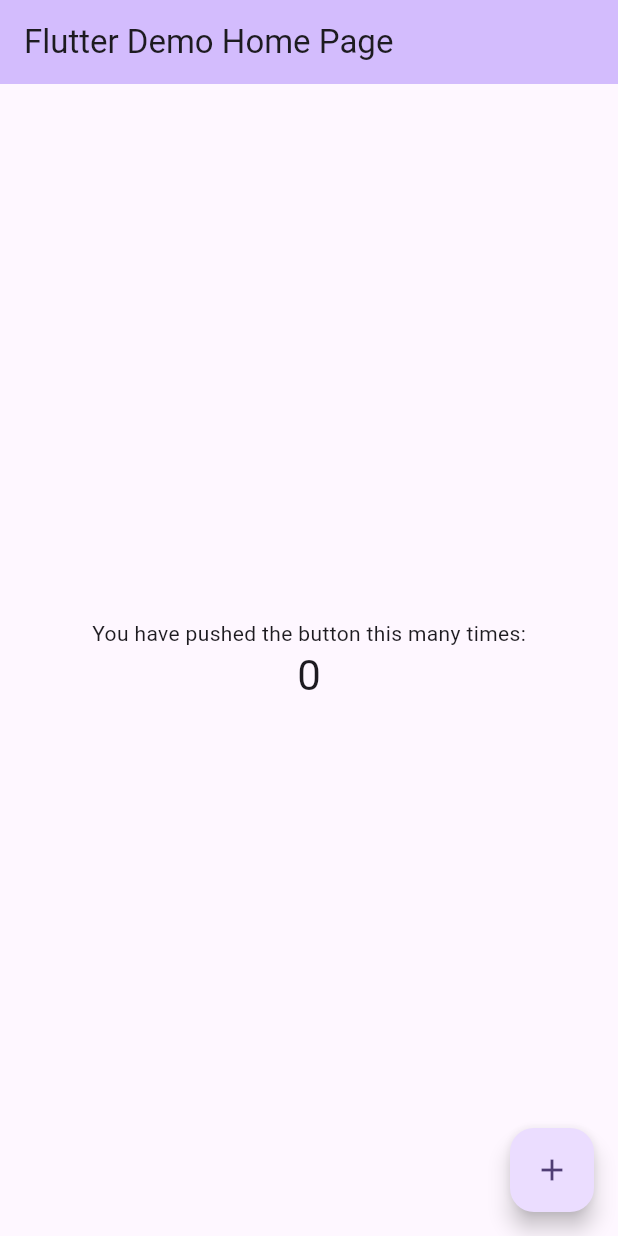
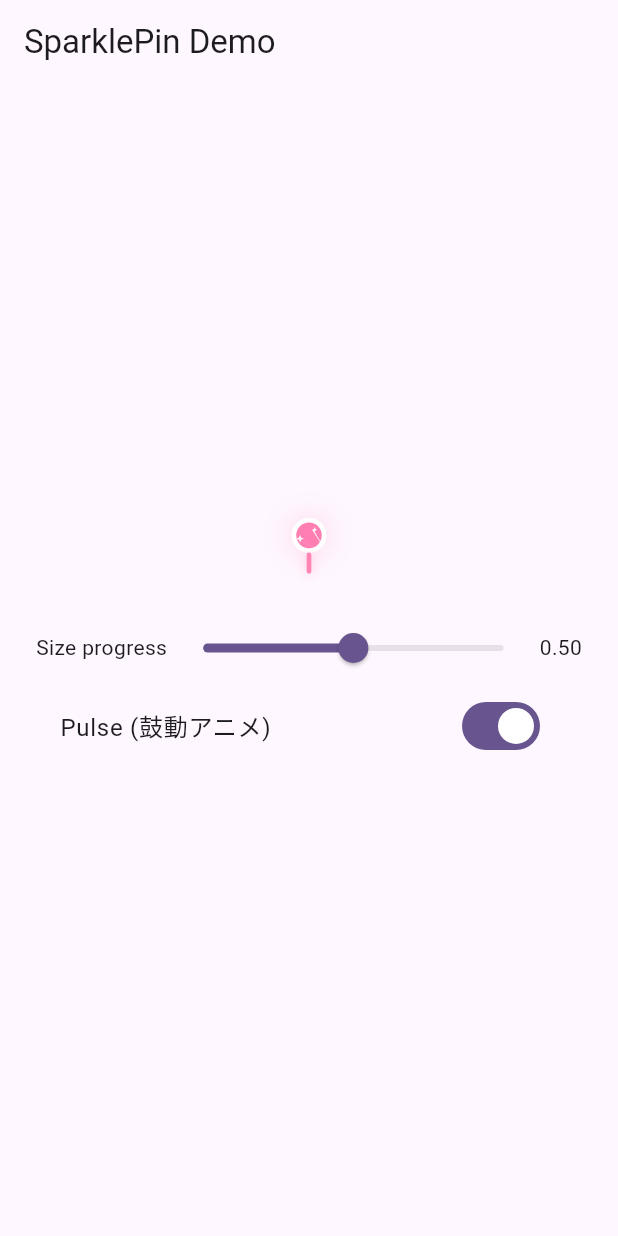
Before and after one commit to penginfly/giragiramap, a Flutter app: the screen it shows after launch, on a phone screen of 412 x 824 dp. Run offline on Flutter 3.47's test engine with Material 3 defaults, Android fonts, the phone set to English and light mode, and no system bars.

Commit message:
ピンを作ったよーーん

```diff
--- a/lib/main.dart
+++ b/lib/main.dart
@@ -1,4 +1,5 @@
 import 'package:flutter/material.dart';
+import 'sparkle_demo_page.dart';
 
 void main() {
   runApp(const MyApp());
@@ -30,7 +31,7 @@
         // tested with just a hot reload.
         colorScheme: ColorScheme.fromSeed(seedColor: Colors.deepPurple),
       ),
-      home: const MyHomePage(title: 'Flutter Demo Home Page'),
+      home: const SparkleDemoPage(),
     );
   }
 }
--- /dev/null
+++ b/lib/sparkle_demo_page.dart
@@ -0,0 +1,61 @@
+import 'package:flutter/material.dart';
+import 'ui/sparkle_pin.dart';
+
+class SparkleDemoPage extends StatefulWidget {
+  const SparkleDemoPage({super.key});
+
+  @override
+  State<SparkleDemoPage> createState() => _SparkleDemoPageState();
+}
+
+class _SparkleDemoPageState extends State<SparkleDemoPage> {
+  double _progress = 0.5;
+  bool _pulse = true;
+
+  @override
+  Widget build(BuildContext context) {
+    return Scaffold(
+      appBar: AppBar(title: const Text('SparklePin Demo')),
+      body: Column(
+        mainAxisAlignment: MainAxisAlignment.center,
+        children: [
+          Center(
+            child: SparklePin(
+              baseSize: 24,
+              progress: _progress, // 0..1
+              pulse: _pulse,
+            ),
+          ),
+          const SizedBox(height: 24),
+          Padding(
+            padding: const EdgeInsets.symmetric(horizontal: 24),
+            child: Column(
+              children: [
+                Row(
+                  children: [
+                    const Text('Size progress'),
+                    Expanded(
+                      child: Slider(
+                        value: _progress,
+                        min: 0,
+                        max: 1,
+                        onChanged: (v) => setState(() => _progress = v),
+                      ),
+                    ),
+                    Text(_progress.toStringAsFixed(2)),
+                  ],
+                ),
+                SwitchListTile(
+                  title: const Text('Pulse (鼓動アニメ)'),
+                  value: _pulse,
+                  onChanged: (v) => setState(() => _pulse = v),
+                ),
+              ],
+            ),
+          ),
+          const SizedBox(height: 24),
+        ],
+      ),
+    );
+  }
+}
--- /dev/null
+++ b/lib/theme/colors.dart
@@ -0,0 +1,10 @@
+import 'package:flutter/material.dart';
+
+class AppColors {
+  static const cream = Color(0xFFFAF8F5);
+  static const sea = Color(0xFFBFE7F6);
+  static const grass = Color(0xFFCDECCF);
+  static const sand = Color(0xFFF9E2B3);
+  static const rose = Color(0xFFFF7FB2); // アクセント
+  static const ink = Color(0xFF473B3F); // テキスト
+}
--- /dev/null
+++ b/lib/ui/sparkle_pin.dart
@@ -0,0 +1,173 @@
+import 'dart:math';
+import 'dart:ui';
+import 'package:flutter/material.dart';
+import '../theme/colors.dart';
+
+class SparklePin extends StatefulWidget {
+  final double baseSize; // 16〜24くらい
+  final double progress; // 0..1（大きさに反映）
+  final bool pulse; // 鼓動アニメ
+
+  // ▼ 追加（棒ステム）
+  final bool showStem; // 棒を出すか
+  final double stemLenRatio; // 棒の長さ（円サイズに対する比）
+  final double stemThicknessRatio; // 棒の太さ（円サイズに対する比）
+  final Color? stemColor; // 棒の色（未指定なら濃いめのrose）
+
+  const SparklePin({
+    super.key,
+    this.baseSize = 18,
+    required this.progress,
+    this.pulse = true,
+    this.showStem = true,
+    this.stemLenRatio = 0.55,
+    this.stemThicknessRatio = 0.12,
+    this.stemColor,
+  });
+
+  @override
+  State<SparklePin> createState() => _SparklePinState();
+}
+
+class _SparklePinState extends State<SparklePin>
+    with SingleTickerProviderStateMixin {
+  late final AnimationController _ac = AnimationController(
+    vsync: this,
+    duration: const Duration(milliseconds: 1200),
+  )..repeat();
+
+  @override
+  void dispose() {
+    _ac.dispose();
+    super.dispose();
+  }
+
+  @override
+  Widget build(BuildContext context) {
+    final scale = lerpDouble(0.85, 1.3, widget.progress)!;
+
+    return AnimatedBuilder(
+      animation: _ac,
+      builder: (_, __) {
+        final pulse = widget.pulse ? (1 + 0.05 * sin(_ac.value * 2 * pi)) : 1.0;
+        final size = widget.baseSize * scale * pulse; // 円の直径ベース
+        final stemLen = widget.showStem ? size * widget.stemLenRatio : 0.0;
+        final stemThickness = size * widget.stemThicknessRatio;
+        final stemColor = widget.stemColor ?? AppColors.rose.withOpacity(0.95);
+
+        return SizedBox(
+          width: size,
+          // 円 + 棒が下にはみ出す分も高さに含める
+          height: size + stemLen,
+          child: Stack(
+            alignment: Alignment.topCenter,
+            children: [
+              // ---- 本体（円部分） ----
+              SizedBox(
+                width: size,
+                height: size,
+                child: Stack(
+                  alignment: Alignment.center,
+                  children: [
+                    // ふわっとした外周グロー
+                    Container(
+                      width: size,
+                      height: size,
+                      decoration: BoxDecoration(
+                        shape: BoxShape.circle,
+                        boxShadow: [
+                          BoxShadow(
+                            color: AppColors.rose.withOpacity(0.25),
+                            blurRadius: size * 0.6,
+                          ),
+                        ],
+                      ),
+                    ),
+                    // 本体
+                    Container(
+                      width: size * 0.9,
+                      height: size * 0.9,
+                      decoration: BoxDecoration(
+                        color: AppColors.rose,
+                        shape: BoxShape.circle,
+                        border: Border.all(
+                          color: Colors.white,
+                          width: size * 0.12,
+                        ),
+                      ),
+                    ),
+                    // きらめき（小さな星が回転）
+                    Transform.rotate(
+                      angle: _ac.value * 2 * pi,
+                      child: CustomPaint(
+                        size: Size.square(size),
+                        painter: _SparklePainter(
+                          color: Colors.white.withOpacity(0.9),
+                        ),
+                      ),
+                    ),
+                  ],
+                ),
+              ),
+
+              // ---- 棒（ステム） ----
+              if (widget.showStem)
+                Positioned(
+                  top: size - stemThickness / 2, // 円の真下から生やす
+                  child: Container(
+                    width: stemThickness,
+                    height: stemLen,
+                    decoration: BoxDecoration(
+                      color: stemColor,
+                      borderRadius: BorderRadius.circular(stemThickness), // 丸端
+                      boxShadow: [
+                        // ほんのりグロー
+                        BoxShadow(
+                          color: stemColor.withOpacity(0.35),
+                          blurRadius: stemThickness * 1.8,
+                          spreadRadius: stemThickness * 0.15,
+                        ),
+                      ],
+                    ),
+                  ),
+                ),
+            ],
+          ),
+        );
+      },
+    );
+  }
+}
+
+class _SparklePainter extends CustomPainter {
+  final Color color;
+  _SparklePainter({required this.color});
+
+  @override
+  void paint(Canvas canvas, Size size) {
+    final p = Paint()
+      ..color = color
+      ..style = PaintingStyle.fill;
+    final c = Offset(size.width / 2, size.height / 2);
+    final r = size.width * 0.42;
+
+    void star(Offset o, double s) {
+      final path = Path();
+      const n = 4;
+      for (int i = 0; i < 2 * n; i++) {
+        final ang = i * pi / n;
+        final rr = (i.isEven ? s : s * 0.4);
+        path.lineTo(o.dx + rr * cos(ang), o.dy + rr * sin(ang));
+      }
+      path.close();
+      canvas.drawPath(path, p);
+    }
+
+    // 小さな星を2つ
+    star(c.translate(r * 0.55, -r * 0.2), size.width * 0.10);
+    star(c.translate(-r * 0.35, r * 0.35), size.width * 0.07);
+  }
+
+  @override
+  bool shouldRepaint(covariant _SparklePainter old) => false;
+}
```
Also changed, not shown: lib/theme/theme.dart (added, +51 -0 lines), lib/theme/typography.dart (added, +9 -0 lines), lib/ui/gira_button.dart (added, +21 -0 lines), lib/ui/gira_card.dart (added).
